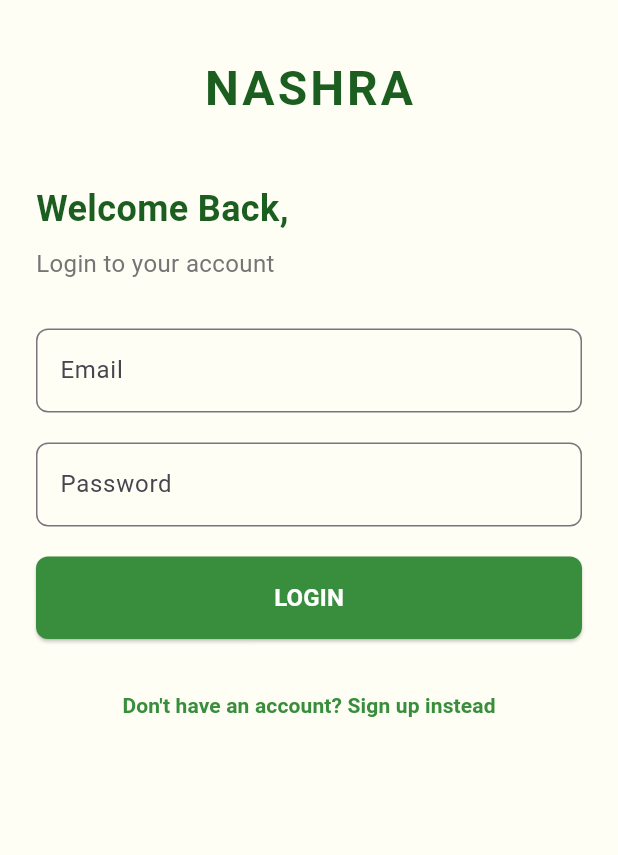
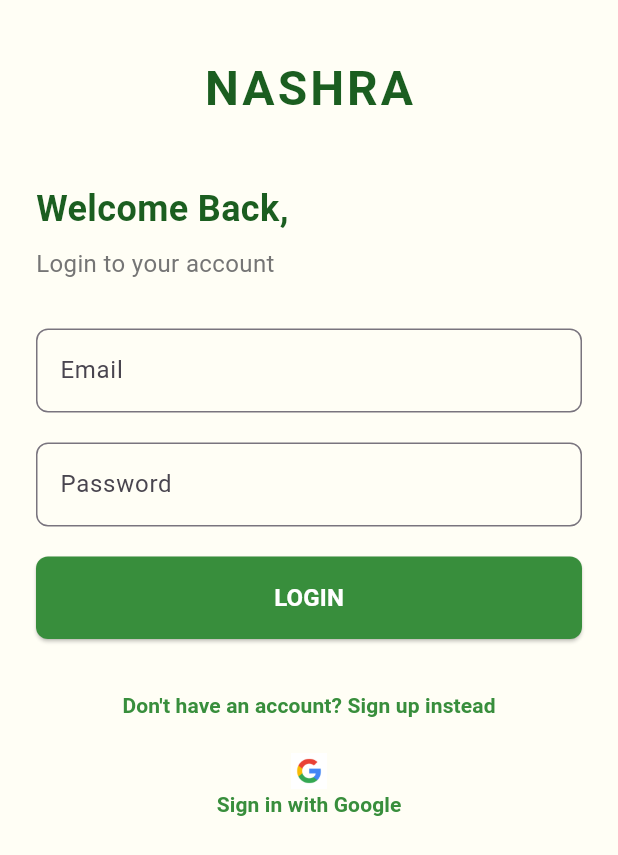
Before and after one commit to farahh212/Nashra-App, a Flutter app: the LoginPage screen opened by its route, on a phone screen of 412 x 824 dp. Shown: the top 855 px of the screen. Run offline on Flutter 3.47's test engine with Material 3 defaults, Android fonts, the phone set to English and light mode, and no system bars; our stand-ins replace cloud_firestore, firebase_auth, firebase_core, firebase_database, google_sign_in; missing offline and left inert: firebase_app_check; accounts and stored records are empty.

Commit message:
google feature

```diff
--- a/lib/login.dart
+++ b/lib/login.dart
@@ -4,7 +4,6 @@ import 'package:nashra_project2/screens/announcementCitizens/announcements.dart'
 import 'package:nashra_project2/screens/home.dart';
 import 'providers/authProvider.dart' as my_auth;
 import 'package:provider/provider.dart';
-
 
 class LoginPage extends StatefulWidget {
   final int authenticationMode; // 0 for login, 1 for signup
@@ -36,6 +35,7 @@ class _LoginPageState extends State<LoginPage> {
       var successOrError = await Provider.of<my_auth.AuthProvider>(context, listen: false).signup(
       em: _emailController.text.trim(),
       pass: _passwordController.text,
+      name: _nameController.text,
     );
 
     if(successOrError == "Signup successful!"){
@@ -201,6 +201,46 @@ class _LoginPageState extends State<LoginPage> {
                 ),
               ),
               ),
+              // Google login button
+              TextButton(
+              onPressed: () async {
+              final authProvider = Provider.of<my_auth.AuthProvider>(context, listen: false);
+              final result = await authProvider.signInWithGoogle();
+
+              // Whether a new sign-in occurred or user was already signed in, check current user
+              final user = FirebaseAuth.instance.currentUser;
+              print(user);
+
+              if (user != null) {
+                Navigator.of(context).pushReplacement(
+                  MaterialPageRoute(builder: (context) => HomeScreen()),
+                );
+              } else {
+                ScaffoldMessenger.of(context).showSnackBar(
+                  SnackBar(content: Text('Google sign-in failed. Please try again.')),
+                );
+              }
+            },
+
+              child: Center(child: Column(
+                mainAxisAlignment: MainAxisAlignment.center,
+                children: [
+                Image.asset(
+                  'assets/google_logo.png',
+                  height: 24,
+                  width: 24,
+                ),
+                SizedBox(width: 8),
+                Text(
+                  'Sign in with Google',
+                  style: TextStyle(
+                  color: Colors.green[700],
+                  fontWeight: FontWeight.bold,
+                  ),
+                ),
+                ],
+              ),),
+              ),
             ],
           ),
         ),
--- a/pubspec.yaml
+++ b/pubspec.yaml
@@ -33,6 +33,7 @@ dependencies:
   firebase_core: ^2.24.2 # Use the latest version
   firebase_auth: ^4.17.4 # Use the latest version
   firebase_app_check: ^0.2.1+6 # Use the latest version
+  google_sign_in: ^6.2.1
 
 
 
@@ -61,6 +62,8 @@ dev_dependencies:
 
 # The following section is specific to Flutter packages.
 flutter:
+  assets:
+    - assets/google_logo.png
 
   # The following line ensures that the Material Icons font is
   # included with your application, so that you can use the icons in
```
Also changed, not shown: lib/Sidebars/CitizenSidebar.dart (+11 -2 lines), lib/providers/authProvider.dart (+97 -7 lines), assets/google_logo.png (added), pubspec.lock, 129 other files. Lines whose indentation alone changed are shown as unchanged.
